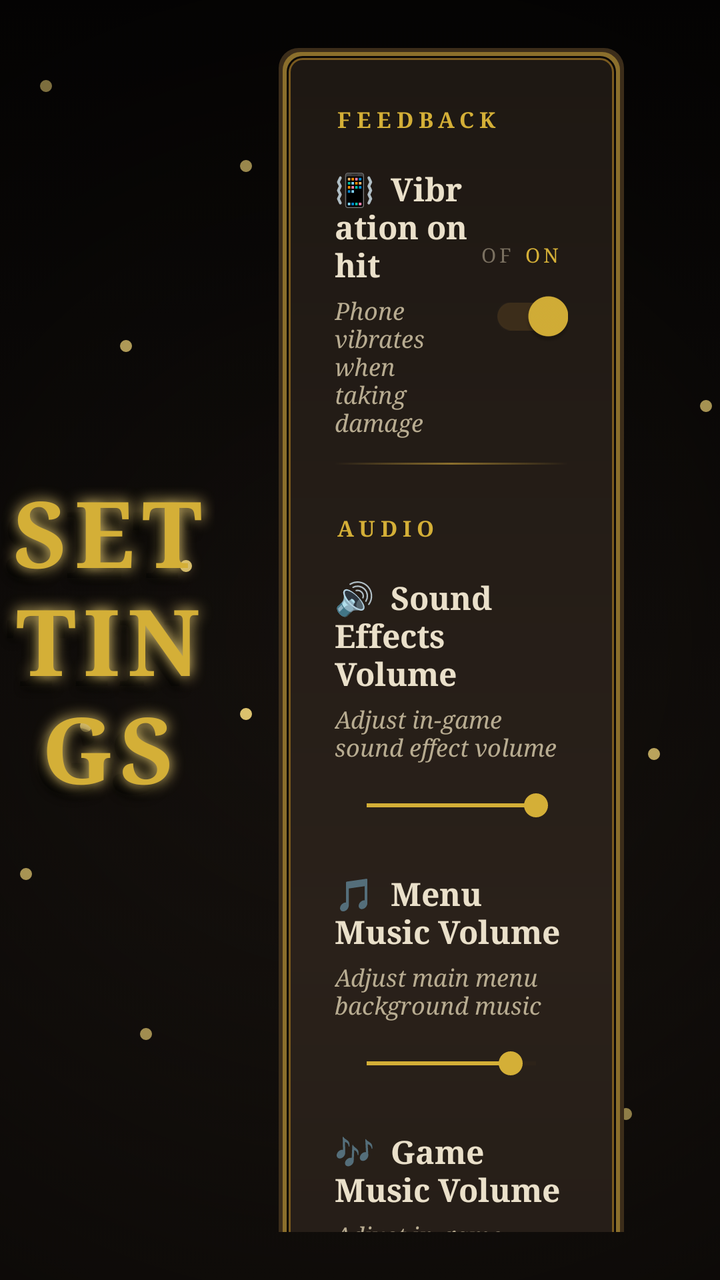
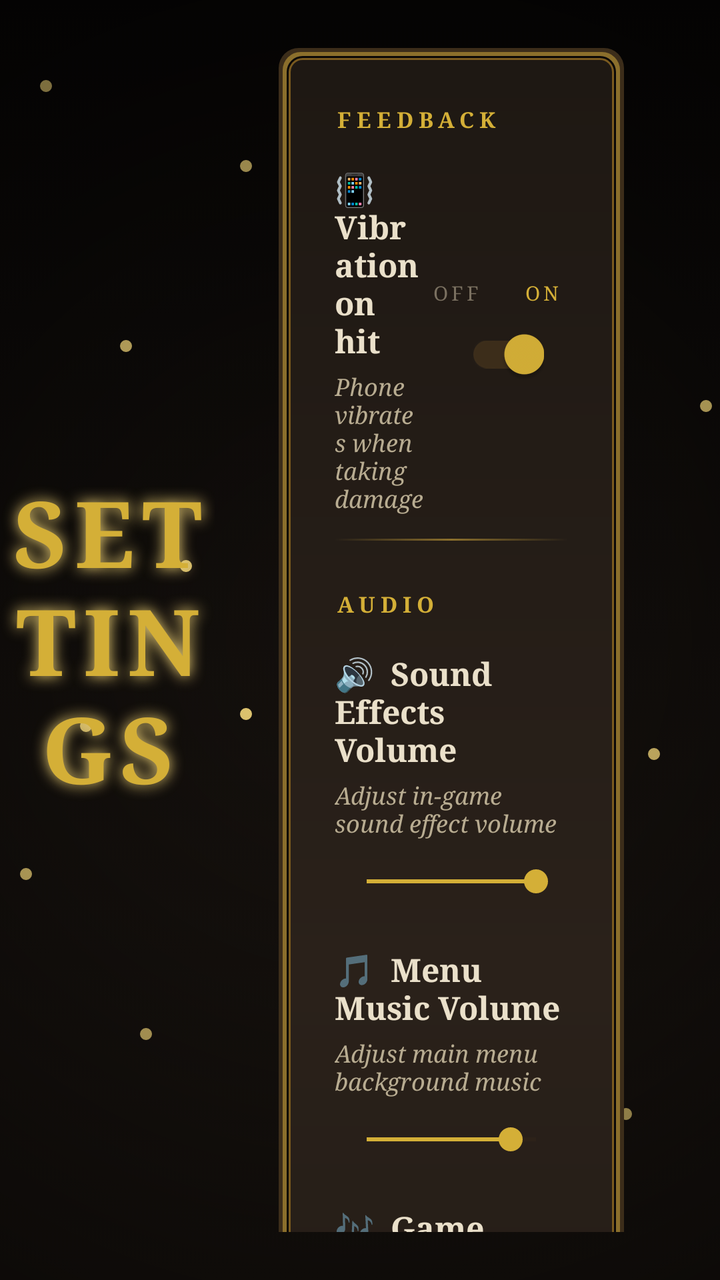

An Android layout rendered at two revisions. The XML below is the earlier revision; the diff shows what the commit changed to produce the second picture.
<!-- AndroidManifest.xml: activity theme Theme.MaterialComponents.DayNight.NoActionBar -->
<!-- res/layout/activity_settings.xml -->
<?xml version="1.0" encoding="utf-8"?>
<androidx.constraintlayout.widget.ConstraintLayout
    xmlns:android="http://schemas.android.com/apk/res/android"
    xmlns:app="http://schemas.android.com/apk/res-auto"
    xmlns:tools="http://schemas.android.com/tools"
    android:id="@+id/settingsRoot"
    android:layout_width="match_parent"
    android:layout_height="match_parent"
    android:background="@drawable/game_background">

    
    <ImageView android:id="@+id/particle1" android:layout_width="6dp" android:layout_height="6dp" android:src="@drawable/particle" app:layout_constraintTop_toTopOf="parent" app:layout_constraintStart_toStartOf="parent" android:layout_marginTop="40dp" android:layout_marginStart="20dp"/>
    <ImageView android:id="@+id/particle2" android:layout_width="6dp" android:layout_height="6dp" android:src="@drawable/particle" app:layout_constraintTop_toTopOf="parent" app:layout_constraintStart_toStartOf="parent" android:layout_marginTop="80dp" android:layout_marginStart="120dp"/>
    <ImageView android:id="@+id/particle3" android:layout_width="6dp" android:layout_height="6dp" android:src="@drawable/particle" app:layout_constraintTop_toTopOf="parent" app:layout_constraintStart_toStartOf="parent" android:layout_marginTop="130dp" android:layout_marginStart="300dp"/>
    <ImageView android:id="@+id/particle4" android:layout_width="6dp" android:layout_height="6dp" android:src="@drawable/particle" app:layout_constraintTop_toTopOf="parent" app:layout_constraintStart_toStartOf="parent" android:layout_marginTop="60dp" android:layout_marginStart="220dp"/>
    <ImageView android:id="@+id/particle5" android:layout_width="6dp" android:layout_height="6dp" android:src="@drawable/particle" app:layout_constraintTop_toTopOf="parent" app:layout_constraintStart_toStartOf="parent" android:layout_marginTop="170dp" android:layout_marginStart="60dp"/>
    <ImageView android:id="@+id/particle6" android:layout_width="6dp" android:layout_height="6dp" android:src="@drawable/particle" app:layout_constraintTop_toTopOf="parent" app:layout_constraintStart_toStartOf="parent" android:layout_marginTop="200dp" android:layout_marginStart="350dp"/>
    <ImageView android:id="@+id/particle7" android:layout_width="6dp" android:layout_height="6dp" android:src="@drawable/particle" app:layout_constraintTop_toTopOf="parent" app:layout_constraintStart_toStartOf="parent" android:layout_marginTop="240dp" android:layout_marginStart="180dp"/>
    <ImageView android:id="@+id/particle8" android:layout_width="6dp" android:layout_height="6dp" android:src="@drawable/particle" app:layout_constraintTop_toTopOf="parent" app:layout_constraintStart_toStartOf="parent" android:layout_marginTop="280dp" android:layout_marginStart="90dp"/>
    <ImageView android:id="@+id/particle9" android:layout_width="6dp" android:layout_height="6dp" android:src="@drawable/particle" app:layout_constraintTop_toTopOf="parent" app:layout_constraintStart_toStartOf="parent" android:layout_marginTop="320dp" android:layout_marginStart="270dp"/>
    <ImageView android:id="@+id/particle10" android:layout_width="6dp" android:layout_height="6dp" android:src="@drawable/particle" app:layout_constraintTop_toTopOf="parent" app:layout_constraintStart_toStartOf="parent" android:layout_marginTop="360dp" android:layout_marginStart="40dp"/>
    <ImageView android:id="@+id/particle11" android:layout_width="6dp" android:layout_height="6dp" android:src="@drawable/particle" app:layout_constraintBottom_toBottomOf="parent" app:layout_constraintStart_toStartOf="parent" android:layout_marginBottom="30dp" android:layout_marginStart="150dp"/>
    <ImageView android:id="@+id/particle12" android:layout_width="6dp" android:layout_height="6dp" android:src="@drawable/particle" app:layout_constraintBottom_toBottomOf="parent" app:layout_constraintStart_toStartOf="parent" android:layout_marginBottom="80dp" android:layout_marginStart="310dp"/>
    <ImageView android:id="@+id/particle13" android:layout_width="6dp" android:layout_height="6dp" android:src="@drawable/particle" app:layout_constraintBottom_toBottomOf="parent" app:layout_constraintStart_toStartOf="parent" android:layout_marginBottom="120dp" android:layout_marginStart="70dp"/>
    <ImageView android:id="@+id/particle14" android:layout_width="6dp" android:layout_height="6dp" android:src="@drawable/particle" app:layout_constraintBottom_toBottomOf="parent" app:layout_constraintStart_toStartOf="parent" android:layout_marginBottom="160dp" android:layout_marginStart="230dp"/>
    <ImageView android:id="@+id/particle15" android:layout_width="6dp" android:layout_height="6dp" android:src="@drawable/particle" app:layout_constraintBottom_toBottomOf="parent" app:layout_constraintStart_toStartOf="parent" android:layout_marginBottom="200dp" android:layout_marginStart="10dp"/>
    <ImageView android:id="@+id/particle16" android:layout_width="6dp" android:layout_height="6dp" android:src="@drawable/particle" app:layout_constraintBottom_toBottomOf="parent" app:layout_constraintStart_toStartOf="parent" android:layout_marginBottom="240dp" android:layout_marginStart="380dp"/>
    <ImageView android:id="@+id/particle17" android:layout_width="6dp" android:layout_height="6dp" android:src="@drawable/particle" app:layout_constraintBottom_toBottomOf="parent" app:layout_constraintStart_toStartOf="parent" android:layout_marginBottom="280dp" android:layout_marginStart="120dp"/>
    <ImageView android:id="@+id/particle18" android:layout_width="6dp" android:layout_height="6dp" android:src="@drawable/particle" app:layout_constraintBottom_toBottomOf="parent" app:layout_constraintStart_toStartOf="parent" android:layout_marginBottom="320dp" android:layout_marginStart="260dp"/>
    <ImageView android:id="@+id/particle19" android:layout_width="6dp" android:layout_height="6dp" android:src="@drawable/particle" app:layout_constraintTop_toTopOf="parent" app:layout_constraintEnd_toEndOf="parent" android:layout_marginTop="50dp" android:layout_marginEnd="80dp"/>
    <ImageView android:id="@+id/particle20" android:layout_width="6dp" android:layout_height="6dp" android:src="@drawable/particle" app:layout_constraintTop_toTopOf="parent" app:layout_constraintEnd_toEndOf="parent" android:layout_marginTop="150dp" android:layout_marginEnd="200dp"/>
    <ImageView android:id="@+id/particle21" android:layout_width="6dp" android:layout_height="6dp" android:src="@drawable/particle" app:layout_constraintTop_toTopOf="parent" app:layout_constraintEnd_toEndOf="parent" android:layout_marginTop="250dp" android:layout_marginEnd="50dp"/>
    <ImageView android:id="@+id/particle22" android:layout_width="6dp" android:layout_height="6dp" android:src="@drawable/particle" app:layout_constraintBottom_toBottomOf="parent" app:layout_constraintEnd_toEndOf="parent" android:layout_marginBottom="60dp" android:layout_marginEnd="160dp"/>
    <ImageView android:id="@+id/particle23" android:layout_width="6dp" android:layout_height="6dp" android:src="@drawable/particle" app:layout_constraintBottom_toBottomOf="parent" app:layout_constraintEnd_toEndOf="parent" android:layout_marginBottom="160dp" android:layout_marginEnd="90dp"/>
    <ImageView android:id="@+id/particle24" android:layout_width="6dp" android:layout_height="6dp" android:src="@drawable/particle" app:layout_constraintBottom_toBottomOf="parent" app:layout_constraintEnd_toEndOf="parent" android:layout_marginBottom="260dp" android:layout_marginEnd="30dp"/>
    <ImageView android:id="@+id/particle25" android:layout_width="6dp" android:layout_height="6dp" android:src="@drawable/particle" app:layout_constraintTop_toTopOf="parent" app:layout_constraintStart_toStartOf="parent" android:layout_marginTop="100dp" android:layout_marginStart="450dp"/>
    <ImageView android:id="@+id/particle26" android:layout_width="6dp" android:layout_height="6dp" android:src="@drawable/particle" app:layout_constraintTop_toTopOf="parent" app:layout_constraintStart_toStartOf="parent" android:layout_marginTop="300dp" android:layout_marginStart="500dp"/>
    <ImageView android:id="@+id/particle27" android:layout_width="6dp" android:layout_height="6dp" android:src="@drawable/particle" app:layout_constraintBottom_toBottomOf="parent" app:layout_constraintStart_toStartOf="parent" android:layout_marginBottom="100dp" android:layout_marginStart="420dp"/>
    <ImageView android:id="@+id/particle28" android:layout_width="6dp" android:layout_height="6dp" android:src="@drawable/particle" app:layout_constraintTop_toTopOf="parent" app:layout_constraintStart_toStartOf="parent" android:layout_marginTop="180dp" android:layout_marginStart="550dp"/>
    <ImageView android:id="@+id/particle29" android:layout_width="6dp" android:layout_height="6dp" android:src="@drawable/particle" app:layout_constraintBottom_toBottomOf="parent" app:layout_constraintStart_toStartOf="parent" android:layout_marginBottom="180dp" android:layout_marginStart="480dp"/>
    <ImageView android:id="@+id/particle30" android:layout_width="6dp" android:layout_height="6dp" android:src="@drawable/particle" app:layout_constraintTop_toTopOf="parent" app:layout_constraintStart_toStartOf="parent" android:layout_marginTop="350dp" android:layout_marginStart="600dp"/>

    
    <View
        android:layout_width="match_parent"
        android:layout_height="match_parent"
        android:background="@drawable/vignette_overlay"
        android:alpha="0.92"
        android:animation="@anim/slow_pulse"
        app:layout_constraintTop_toTopOf="parent"
        app:layout_constraintBottom_toBottomOf="parent"
        app:layout_constraintStart_toStartOf="parent"
        app:layout_constraintEnd_toEndOf="parent"/>

    
    <FrameLayout
        android:id="@+id/titleBlock"
        android:layout_width="0dp"
        android:layout_height="wrap_content"
        app:layout_constraintTop_toTopOf="parent"
        app:layout_constraintBottom_toBottomOf="parent"
        app:layout_constraintStart_toStartOf="parent"
        app:layout_constraintEnd_toStartOf="@+id/settingsScrollView"
        android:layout_marginEnd="32dp"
        android:gravity="center">

        <TextView
            android:layout_width="match_parent"
            android:layout_height="wrap_content"
            android:text="Settings"
            android:textAllCaps="true"
            android:textSize="46sp"
            android:textStyle="bold"
            android:fontFamily="serif"
            android:textColor="#66000000"
            android:gravity="center"
            android:letterSpacing="0.08"
            android:shadowColor="#CC000000"
            android:shadowDx="4"
            android:shadowDy="4"
            android:shadowRadius="10"
            android:translationX="-5dp"
            android:translationY="5dp"
            tools:ignore="HardcodedText"/>

        <TextView
            android:layout_width="match_parent"
            android:layout_height="wrap_content"
            android:text="Settings"
            android:textAllCaps="true"
            android:textSize="46sp"
            android:textStyle="bold"
            android:fontFamily="serif"
            android:textColor="@color/gold_bright"
            android:gravity="center"
            android:letterSpacing="0.08"
            android:shadowColor="@color/gold_glow"
            android:shadowDx="0"
            android:shadowDy="0"
            android:shadowRadius="18"
            android:animation="@anim/glow_pulse"
            tools:ignore="HardcodedText"/>

    </FrameLayout>

    
    <ScrollView
        android:id="@+id/settingsScrollView"
        android:layout_width="0dp"
        android:layout_height="0dp"
        android:fillViewport="true"
        android:scrollbars="none"
        app:layout_constraintWidth_percent="0.48"
        app:layout_constraintTop_toTopOf="parent"
        app:layout_constraintBottom_toBottomOf="parent"
        app:layout_constraintEnd_toEndOf="parent"
        android:layout_marginEnd="48dp"
        android:layout_marginTop="24dp"
        android:layout_marginBottom="24dp">

        <LinearLayout
            android:id="@+id/settingsCard"
            android:layout_width="match_parent"
            android:layout_height="wrap_content"
            android:orientation="vertical"
            android:background="@drawable/rounded_dialog_bg"
            android:padding="28dp">

            
            <TextView
                android:layout_width="wrap_content"
                android:layout_height="wrap_content"
                android:text="FEEDBACK"
                android:textColor="@color/gold_bright"
                android:textSize="11sp"
                android:textStyle="bold"
                android:fontFamily="serif"
                android:letterSpacing="0.24"
                android:layout_marginBottom="16dp"
                tools:ignore="HardcodedText"/>

            
            <LinearLayout
                android:layout_width="match_parent"
                android:layout_height="wrap_content"
                android:orientation="horizontal"
                android:gravity="center_vertical"
                android:layout_marginBottom="12dp">

                <LinearLayout
                    android:layout_width="0dp"
                    android:layout_height="wrap_content"
                    android:layout_weight="1"
                    android:orientation="vertical">

                    <TextView
                        android:layout_width="wrap_content"
                        android:layout_height="wrap_content"
                        android:text="📳  Vibration on hit"
                        android:textColor="@color/bone_white"
                        android:textSize="16sp"
                        android:textStyle="bold"
                        android:fontFamily="serif"
                        tools:ignore="HardcodedText"/>

                    <TextView
                        android:layout_width="wrap_content"
                        android:layout_height="wrap_content"
                        android:text="Phone vibrates when taking damage"
                        android:textColor="@color/bone_dim"
                        android:textSize="12sp"
                        android:textStyle="italic"
                        android:fontFamily="serif"
                        android:layout_marginTop="4dp"
                        tools:ignore="HardcodedText"/>

                </LinearLayout>

                <LinearLayout
                    android:layout_width="wrap_content"
                    android:layout_height="wrap_content"
                    android:orientation="vertical"
                    android:gravity="center_horizontal">

                    <LinearLayout
                        android:layout_width="match_parent"
                        android:layout_height="wrap_content"
                        android:orientation="horizontal"
                        android:paddingStart="4dp"
                        android:paddingEnd="4dp">

                        <TextView
                            android:layout_width="0dp"
                            android:layout_height="wrap_content"
                            android:layout_weight="1"
                            android:text="OFF"
                            android:textSize="10sp"
                            android:textColor="@color/bone_muted"
                            android:fontFamily="serif"
                            android:letterSpacing="0.16"
                            android:gravity="start"
                            tools:ignore="HardcodedText"/>

                        <TextView
                            android:layout_width="0dp"
                            android:layout_height="wrap_content"
                            android:layout_weight="1"
                            android:text="ON"
                            android:textSize="10sp"
                            android:textColor="@color/gold_bright"
                            android:fontFamily="serif"
                            android:letterSpacing="0.16"
                            android:gravity="end"
                            tools:ignore="HardcodedText"/>

                    </LinearLayout>

                    <androidx.appcompat.widget.SwitchCompat
                        android:id="@+id/switch_vibration"
                        android:layout_width="wrap_content"
                        android:layout_height="wrap_content"
                        android:checked="true"
                        app:thumbTint="@color/gold_bright"
                        app:trackTint="@color/border_gold_outer"/>

                </LinearLayout>

            </LinearLayout>

            
            <TextView
                android:id="@+id/txt_miui_warning"
                android:layout_width="match_parent"
                android:layout_height="wrap_content"
                android:text="⚠️ On Xiaomi, Samsung, Oppo, or Huawei devices, vibration may be restricted by battery savers. Check: Settings → Apps → Oblivion Descent → Permissions."
                android:textColor="@color/warning_amber"
                android:textSize="11sp"
                android:fontFamily="serif"
                android:textStyle="italic"
                android:visibility="gone"
                android:layout_marginBottom="24dp"
                tools:ignore="HardcodedText"/>

            
            <View
                android:layout_width="match_parent"
                android:layout_height="1dp"
                android:background="@drawable/divider_gold"
                android:layout_marginBottom="24dp"/>

            
            <TextView
                android:layout_width="wrap_content"
                android:layout_height="wrap_content"
                android:text="AUDIO"
                android:textColor="@color/gold_bright"
                android:textSize="11sp"
                android:textStyle="bold"
                android:fontFamily="serif"
                android:letterSpacing="0.24"
                android:layout_marginBottom="16dp"
                tools:ignore="HardcodedText"/>

            <TextView
                android:layout_width="match_parent"
                android:layout_height="wrap_content"
                android:text="🔊  Sound Effects Volume"
                android:textColor="@color/bone_white"
                android:textSize="16sp"
                android:textStyle="bold"
                android:fontFamily="serif"
                android:layout_marginBottom="4dp"
                tools:ignore="HardcodedText"/>

            <TextView
                android:layout_width="match_parent"
                android:layout_height="wrap_content"
                android:text="Adjust in-game sound effect volume"
                android:textColor="@color/bone_dim"
                android:textSize="12sp"
                android:textStyle="italic"
                android:fontFamily="serif"
                android:layout_marginBottom="12dp"
                tools:ignore="HardcodedText"/>

            <SeekBar
                android:id="@+id/seekbar_sfx_volume"
                android:layout_width="match_parent"
                android:layout_height="wrap_content"
                android:max="100"
                android:progress="100"
                android:progressTint="@color/gold_bright"
                android:thumbTint="@color/gold_bright"
                android:progressBackgroundTint="@color/border_gold_outer"
                android:layout_marginBottom="24dp"/>

            <TextView
                android:layout_width="match_parent"
                android:layout_height="wrap_content"
                android:text="🎵  Menu Music Volume"
                android:textColor="@color/bone_white"
                android:textSize="16sp"
                android:textStyle="bold"
                android:fontFamily="serif"
                android:layout_marginBottom="4dp"
                tools:ignore="HardcodedText"/>

            <TextView
                android:layout_width="match_parent"
                android:layout_height="wrap_content"
                android:text="Adjust main menu background music"
                android:textColor="@color/bone_dim"
                android:textSize="12sp"
                android:textStyle="italic"
                android:fontFamily="serif"
                android:layout_marginBottom="12dp"
                tools:ignore="HardcodedText"/>

            <SeekBar
                android:id="@+id/seekbar_menu_music_volume"
                android:layout_width="match_parent"
                android:layout_height="wrap_content"
                android:max="100"
                android:progress="85"
                android:progressTint="@color/gold_bright"
                android:thumbTint="@color/gold_bright"
                android:progressBackgroundTint="@color/border_gold_outer"
                android:layout_marginBottom="24dp"/>

            <TextView
                android:layout_width="match_parent"
                android:layout_height="wrap_content"
                android:text="🎶  Game Music Volume"
                android:textColor="@color/bone_white"
                android:textSize="16sp"
                android:textStyle="bold"
                android:fontFamily="serif"
                android:layout_marginBottom="4dp"
                tools:ignore="HardcodedText"/>

            <TextView
                android:layout_width="match_parent"
                android:layout_height="wrap_content"
                android:text="Adjust in-game background music"
                android:textColor="@color/bone_dim"
                android:textSize="12sp"
                android:textStyle="italic"
                android:fontFamily="serif"
                android:layout_marginBottom="12dp"
                tools:ignore="HardcodedText"/>

            <SeekBar
                android:id="@+id/seekbar_game_music_volume"
                android:layout_width="match_parent"
                android:layout_height="wrap_content"
                android:max="100"
                android:progress="85"
                android:progressTint="@color/gold_bright"
                android:thumbTint="@color/gold_bright"
                android:progressBackgroundTint="@color/border_gold_outer"
                android:layout_marginBottom="24dp"/>

            
            <View
                android:layout_width="match_parent"
                android:layout_height="1dp"
                android:background="@drawable/divider_gold"
                android:layout_marginBottom="24dp"/>

            
            <com.google.android.material.button.MaterialButton
                android:id="@+id/btn_sign_out"
                android:layout_width="match_parent"
                android:layout_height="54dp"
                android:text="Sign Out"
                android:textAllCaps="false"
                android:textColor="@color/crimson_glow"
                android:textSize="16sp"
                android:textStyle="bold"
                android:fontFamily="serif"
                android:letterSpacing="0.06"
                android:insetTop="0dp"
                android:insetBottom="0dp"
                app:backgroundTint="@null"
                android:background="@drawable/btn_gothic_danger"
                tools:ignore="HardcodedText"/>

            
            <View
                android:layout_width="match_parent"
                android:layout_height="1dp"
                android:background="@drawable/divider_gold"
                android:layout_marginTop="24dp"
                android:layout_marginBottom="24dp"/>

            
            <com.google.android.material.button.MaterialButton
                android:id="@+id/btn_back"
                android:layout_width="match_parent"
                android:layout_height="62dp"
                android:text="Back"
                android:textAllCaps="false"
                android:textColor="@color/gold_glow"
                android:textSize="18sp"
                android:textStyle="bold"
                android:fontFamily="serif"
                android:letterSpacing="0.08"
                android:insetTop="0dp"
                android:insetBottom="0dp"
                app:backgroundTint="@null"
                android:background="@drawable/btn_login"
                android:stateListAnimator="@animator/button_elevation_anim"
                android:translationZ="6dp"
                tools:ignore="HardcodedText"/>

        </LinearLayout>

    </ScrollView>

</androidx.constraintlayout.widget.ConstraintLayout>
<!-- resources referenced by this layout -->
<resources>
  <color name="bone_dim">#B8AC91</color>
  <color name="bone_muted">#7A7060</color>
  <color name="bone_white">#EAE0CA</color>
  <color name="border_gold_outer">#3C2D1A</color>
  <color name="crimson_glow">#E04848</color>
  <color name="gold_bright">#D4AF37</color>
  <color name="gold_glow">#F4D77A</color>
  <color name="warning_amber">#D49A37</color>
  <!-- drawable btn_gothic_danger (drawable) -->
  <?xml version="1.0" encoding="utf-8"?>
  <ripple xmlns:android="http://schemas.android.com/apk/res/android"
      android:color="#66E04848">
  
      <item android:id="@android:id/mask">
          <shape android:shape="rectangle">
              <solid android:color="@color/crimson_bright"/>
              <corners android:radius="10dp"/>
          </shape>
      </item>
  
      <item>
          <layer-list>
              <item>
                  <shape android:shape="rectangle">
                      <solid android:color="@color/crimson_deep"/>
                      <corners android:radius="10dp"/>
                  </shape>
              </item>
              <item
                  android:left="1dp" android:top="1dp"
                  android:right="1dp" android:bottom="1dp">
                  <shape android:shape="rectangle">
                      <solid android:color="@color/crimson_base"/>
                      <corners android:radius="9dp"/>
                  </shape>
              </item>
              <item
                  android:left="3dp" android:top="3dp"
                  android:right="3dp" android:bottom="3dp">
                  <shape android:shape="rectangle">
                      <gradient
                          android:type="linear"
                          android:angle="270"
                          android:startColor="#3A0A0A"
                          android:endColor="#1A0505"/>
                      <corners android:radius="7dp"/>
                  </shape>
              </item>
          </layer-list>
      </item>
  
  </ripple>
  <!-- drawable divider_gold (drawable) -->
  <?xml version="1.0" encoding="utf-8"?>
  <shape xmlns:android="http://schemas.android.com/apk/res/android">
      <size android:height="1dp"/>
      <gradient
          android:type="linear"
          android:angle="0"
          android:startColor="#00000000"
          android:centerColor="@color/border_gold"
          android:endColor="#00000000"/>
  </shape>
  <!-- drawable game_background (drawable) -->
  <?xml version="1.0" encoding="utf-8"?>
  <selector xmlns:android="http://schemas.android.com/apk/res/android">
      <item>
          <shape>
              <gradient
                  android:type="linear"
                  android:angle="270"
                  android:startColor="@color/bg_deepest"
                  android:centerColor="@color/bg_base"
                  android:endColor="@color/bg_surface"/>
          </shape>
      </item>
  </selector>
  <!-- drawable particle (drawable) -->
  <?xml version="1.0" encoding="utf-8"?>
  <shape xmlns:android="http://schemas.android.com/apk/res/android" android:shape="oval">
      <size android:width="6dp" android:height="6dp"/>
      <solid android:color="@color/gold_glow"/>
      <alpha android:value="0.35"/>
  </shape>
  <!-- drawable vignette_overlay (drawable) -->
  <?xml version="1.0" encoding="utf-8"?>
  <shape xmlns:android="http://schemas.android.com/apk/res/android">
      <gradient
          android:type="radial"
          android:gradientRadius="640dp"
          android:startColor="#00000000"
          android:centerColor="#88000000"
          android:endColor="#FF000000"
          android:centerX="0.5"
          android:centerY="0.5"/>
  </shape>
  <color name="crimson_bright">#B82828</color>
  <color name="crimson_deep">#4A0A0A</color>
  <color name="crimson_base">#8B1818</color>
  <color name="border_gold">#8B6F2C</color>
  <color name="bg_deepest">#0A0807</color>
  <color name="bg_base">#14100D</color>
  <color name="bg_surface">#1E1813</color>
  <color name="gold_deep">#7A5A1F</color>
  <color name="bg_surface_alt">#2A211A</color>
  <!-- unchanged entries left out for length: 2 -->
</resources>

<!-- the commit's change to res/layout/activity_settings.xml (unified diff, before → after) -->
@@ -72,25 +72,6 @@
             android:textSize="46sp"
             android:textStyle="bold"
             android:fontFamily="serif"
-            android:textColor="#66000000"
-            android:gravity="center"
-            android:letterSpacing="0.08"
-            android:shadowColor="#CC000000"
-            android:shadowDx="4"
-            android:shadowDy="4"
-            android:shadowRadius="10"
-            android:translationX="-5dp"
-            android:translationY="5dp"
-            tools:ignore="HardcodedText"/>
-
-        <TextView
-            android:layout_width="match_parent"
-            android:layout_height="wrap_content"
-            android:text="Settings"
-            android:textAllCaps="true"
-            android:textSize="46sp"
-            android:textStyle="bold"
-            android:fontFamily="serif"
             android:textColor="@color/gold_bright"
             android:gravity="center"
             android:letterSpacing="0.08"
@@ -177,7 +158,7 @@
                 </LinearLayout>
 
                 <LinearLayout
-                    android:layout_width="wrap_content"
+                    android:layout_width="72dp"
                     android:layout_height="wrap_content"
                     android:orientation="vertical"
                     android:gravity="center_horizontal">
